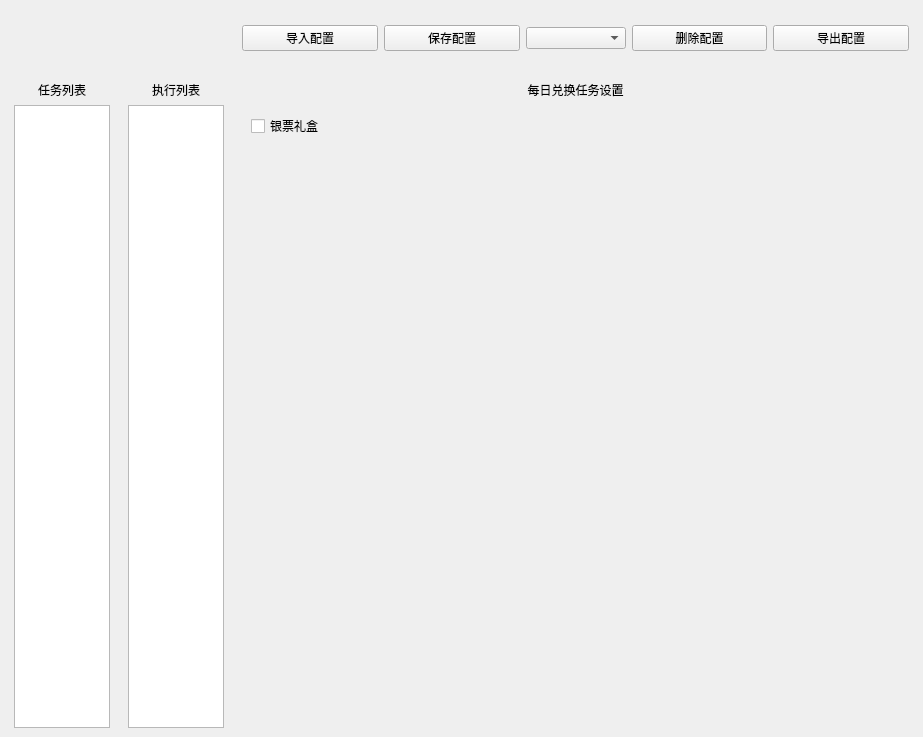
Old version of the form ui/ScriptWindow.ui in the repository Thetrint/snow-elves.
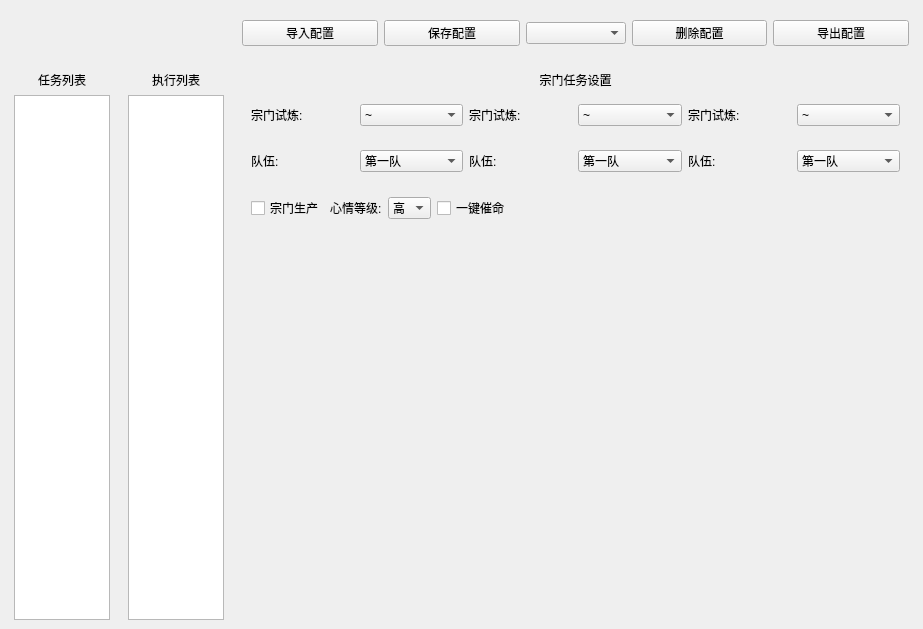
New version of the form.

Commit message: 新增宗门任务

Patch:
```diff
--- a/ui/ScriptWindow.ui
+++ b/ui/ScriptWindow.ui
@@ -7,7 +7,7 @@
     <x>0</x>
     <y>0</y>
     <width>923</width>
-    <height>737</height>
+    <height>629</height>
    </rect>
   </property>
   <property name="windowTitle">
@@ -38,7 +38,7 @@
       </sizepolicy>
      </property>
      <property name="currentIndex">
-      <number>3</number>
+      <number>4</number>
      </property>
      <widget class="QWidget" name="page"/>
      <widget class="QWidget" name="page_2">
@@ -400,6 +400,342 @@
        </item>
       </layout>
      </widget>
+     <widget class="QWidget" name="page_5">
+      <layout class="QVBoxLayout" name="verticalLayout_6">
+       <item>
+        <widget class="QLabel" name="label_11">
+         <property name="sizePolicy">
+          <sizepolicy hsizetype="Preferred" vsizetype="Preferred">
+           <horstretch>0</horstretch>
+           <verstretch>0</verstretch>
+          </sizepolicy>
+         </property>
+         <property name="text">
+          <string>宗门任务设置</string>
+         </property>
+         <property name="alignment">
+          <set>Qt::AlignmentFlag::AlignCenter</set>
+         </property>
+         <property name="class" stdset="0">
+          <string>page</string>
+         </property>
+        </widget>
+       </item>
+       <item>
+        <widget class="QWidget" name="widget_8" native="true">
+         <layout class="QHBoxLayout" name="horizontalLayout_5">
+          <item>
+           <widget class="QLabel" name="label_12">
+            <property name="sizePolicy">
+             <sizepolicy hsizetype="Preferred" vsizetype="Preferred">
+              <horstretch>0</horstretch>
+              <verstretch>0</verstretch>
+             </sizepolicy>
+            </property>
+            <property name="text">
+             <string>宗门试炼:</string>
+            </property>
+            <property name="class" stdset="0">
+             <string>tip</string>
+            </property>
+           </widget>
+          </item>
+          <item>
+           <widget class="QComboBox" name="comboBox_4">
+            <item>
+             <property name="text">
+              <string>~</string>
+             </property>
+            </item>
+            <item>
+             <property name="text">
+              <string>五军之炼</string>
+             </property>
+            </item>
+            <item>
+             <property name="text">
+              <string>七星之炼</string>
+             </property>
+            </item>
+            <item>
+             <property name="text">
+              <string>八门之炼</string>
+             </property>
+            </item>
+           </widget>
+          </item>
+          <item>
+           <widget class="QLabel" name="label_13">
+            <property name="sizePolicy">
+             <sizepolicy hsizetype="Preferred" vsizetype="Preferred">
+              <horstretch>0</horstretch>
+              <verstretch>0</verstretch>
+             </sizepolicy>
+            </property>
+            <property name="text">
+             <string>宗门试炼:</string>
+            </property>
+            <property name="class" stdset="0">
+             <string>tip</string>
+            </property>
+           </widget>
+          </item>
+          <item>
+           <widget class="QComboBox" name="comboBox_5">
+            <item>
+             <property name="text">
+              <string>~</string>
+             </property>
+            </item>
+            <item>
+             <property name="text">
+              <string>五军之炼</string>
+             </property>
+            </item>
+            <item>
+             <property name="text">
+              <string>七星之炼</string>
+             </property>
+            </item>
+            <item>
+             <property name="text">
+              <string>八门之炼</string>
+             </property>
+            </item>
+           </widget>
+          </item>
+          <item>
+           <widget class="QLabel" name="label_14">
+            <property name="sizePolicy">
+             <sizepolicy hsizetype="Preferred" vsizetype="Preferred">
+              <horstretch>0</horstretch>
+              <verstretch>0</verstretch>
+             </sizepolicy>
+            </property>
+            <property name="text">
+             <string>宗门试炼:</string>
+            </property>
+            <property name="class" stdset="0">
+             <string>tip</string>
+            </property>
+           </widget>
+          </item>
+          <item>
+           <widget class="QComboBox" name="comboBox_6">
+            <item>
+             <property name="text">
+              <string>~</string>
+             </property>
+            </item>
+            <item>
+             <property name="text">
+              <string>五军之炼</string>
+             </property>
+            </item>
+            <item>
+             <property name="text">
+              <string>七星之炼</string>
+             </property>
+            </item>
+            <item>
+             <property name="text">
+              <string>八门之炼</string>
+             </property>
+            </item>
+           </widget>
+          </item>
+         </layout>
+        </widget>
+       </item>
+       <item>
+        <widget class="QWidget" name="widget_9" native="true">
+         <layout class="QHBoxLayout" name="horizontalLayout_6">
+          <item>
+           <widget class="QLabel" name="label_16">
+            <property name="sizePolicy">
+             <sizepolicy hsizetype="Preferred" vsizetype="Preferred">
+              <horstretch>0</horstretch>
+              <verstretch>0</verstretch>
+             </sizepolicy>
+            </property>
+            <property name="text">
+             <string>队伍:      </string>
+            </property>
+            <property name="class" stdset="0">
+             <string>tip</string>
+            </property>
+           </widget>
+          </item>
+          <item>
+           <widget class="QComboBox" name="comboBox_7">
+            <item>
+             <property name="text">
+              <string>第一队</string>
+             </property>
+            </item>
+            <item>
+             <property name="text">
+              <string>第二队</string>
+             </property>
+            </item>
+            <item>
+             <property name="text">
+              <string>第三队</string>
+             </property>
+            </item>
+           </widget>
+          </item>
+          <item>
+           <widget class="QLabel" name="label_17">
+            <property name="sizePolicy">
+             <sizepolicy hsizetype="Preferred" vsizetype="Preferred">
+              <horstretch>0</horstretch>
+              <verstretch>0</verstretch>
+             </sizepolicy>
+            </property>
+            <property name="text">
+             <string>队伍:      </string>
+            </property>
+            <property name="class" stdset="0">
+             <string>tip</string>
+            </property>
+           </widget>
+          </item>
+          <item>
+           <widget class="QComboBox" name="comboBox_8">
+            <item>
+             <property name="text">
+              <string>第一队</string>
+             </property>
+            </item>
+            <item>
+             <property name="text">
+              <string>第二队</string>
+             </property>
+            </item>
+            <item>
+             <property name="text">
+              <string>第三队</string>
+             </property>
+            </item>
+           </widget>
+          </item>
+          <item>
+           <widget class="QLabel" name="label_15">
+            <property name="sizePolicy">
+             <sizepolicy hsizetype="Preferred" vsizetype="Preferred">
+              <horstretch>0</horstretch>
+              <verstretch>0</verstretch>
+             </sizepolicy>
+            </property>
+            <property name="text">
+             <string>队伍:      </string>
+            </property>
+            <property name="class" stdset="0">
+             <string>tip</string>
+            </property>
+           </widget>
+          </item>
+          <item>
+           <widget class="QComboBox" name="comboBox_9">
+            <item>
+             <property name="text">
+              <string>第一队</string>
+             </property>
+            </item>
+            <item>
+             <property name="text">
+              <string>第二队</string>
+             </property>
+            </item>
+            <item>
+             <property name="text">
+              <string>第三队</string>
+             </property>
+            </item>
+           </widget>
+          </item>
+         </layout>
+        </widget>
+       </item>
+       <item>
+        <widget class="QWidget" name="widget_10" native="true">
+         <layout class="QHBoxLayout" name="horizontalLayout_7">
+          <item>
+           <widget class="QCheckBox" name="checkBox_6">
+            <property name="text">
+             <string>宗门生产</string>
+            </property>
+           </widget>
+          </item>
+          <item>
+           <widget class="QLabel" name="label_18">
+            <property name="sizePolicy">
+             <sizepolicy hsizetype="Preferred" vsizetype="Preferred">
+              <horstretch>0</horstretch>
+              <verstretch>0</verstretch>
+             </sizepolicy>
+            </property>
+            <property name="text">
+             <string>心情等级:</string>
+            </property>
+            <property name="class" stdset="0">
+             <string>tip</string>
+            </property>
+           </widget>
+          </item>
+          <item>
+           <widget class="QComboBox" name="comboBox_10">
+            <item>
+             <property name="text">
+              <string>高</string>
+             </property>
+            </item>
+            <item>
+             <property name="text">
+              <string>低</string>
+             </property>
+            </item>
+           </widget>
+          </item>
+          <item>
+           <widget class="QCheckBox" name="checkBox_7">
+            <property name="text">
+             <string>一键催命</string>
+            </property>
+           </widget>
+          </item>
+          <item>
+           <spacer name="horizontalSpacer_4">
+            <property name="orientation">
+             <enum>Qt::Orientation::Horizontal</enum>
+            </property>
+            <property name="sizeHint" stdset="0">
+             <size>
+              <width>565</width>
+              <height>20</height>
+             </size>
+            </property>
+           </spacer>
+          </item>
+         </layout>
+        </widget>
+       </item>
+       <item>
+        <spacer name="verticalSpacer_4">
+         <property name="orientation">
+          <enum>Qt::Orientation::Vertical</enum>
+         </property>
+         <property name="sizeHint" stdset="0">
+          <size>
+           <width>20</width>
+           <height>390</height>
+          </size>
+         </property>
+        </spacer>
+       </item>
+      </layout>
+     </widget>
     </widget>
    </item>
    <item row="1" column="1">
```
Left out of the diff: 14 changed lines with no effect on the pictures. The commit also changes 68 other files.
